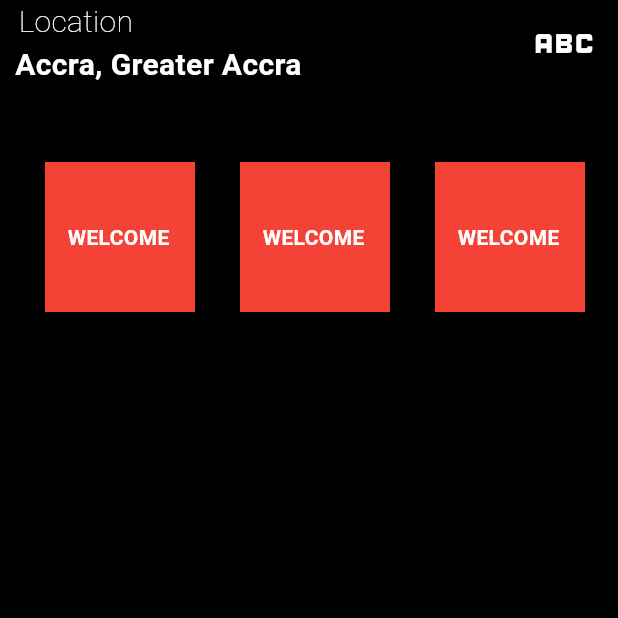
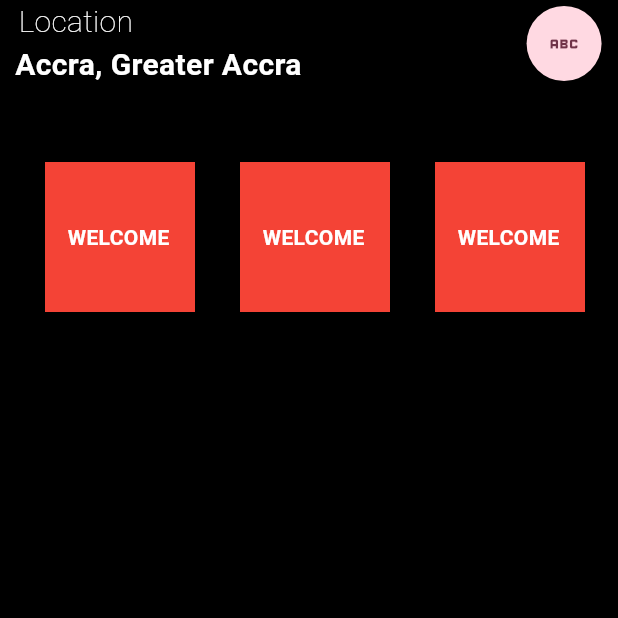
Before and after one commit to jaemax234/flutterproject5, a Flutter app: the screen it shows after launch, on a phone screen of 412 x 824 dp, the top half of it. Run offline on Flutter 3.47's test engine with Material 3 defaults, Android fonts, the phone set to English and light mode, and no system bars.

Commit message:
new change

```diff
--- a/lib/main.dart
+++ b/lib/main.dart
@@ -37,7 +37,7 @@ class Homepage extends StatelessWidget {
                 Container(child: Text("Location", style: TextStyle(fontSize: 20 ,color: Colors.white, fontWeight: FontWeight.w100), ),margin: EdgeInsets.fromLTRB(0, 0, 100, 0),),
                 Container( margin:EdgeInsets.fromLTRB(10, 0, 0, 0), child: Text("Accra, Greater Accra", style: TextStyle(fontSize: 20, color: Colors.white,fontWeight: FontWeight.bold),))
               ],),
-               Container(child: Icon(Icons.abc, color: Colors.white, size: 50,), margin: EdgeInsets.fromLTRB(150, 0, 0, 0),) ,
+               Container(child: CircleAvatar(child: Icon(Icons.abc), radius: 25,), margin: EdgeInsets.fromLTRB(150, 0, 0, 0),) ,
             ],),
             Row(
 
```
